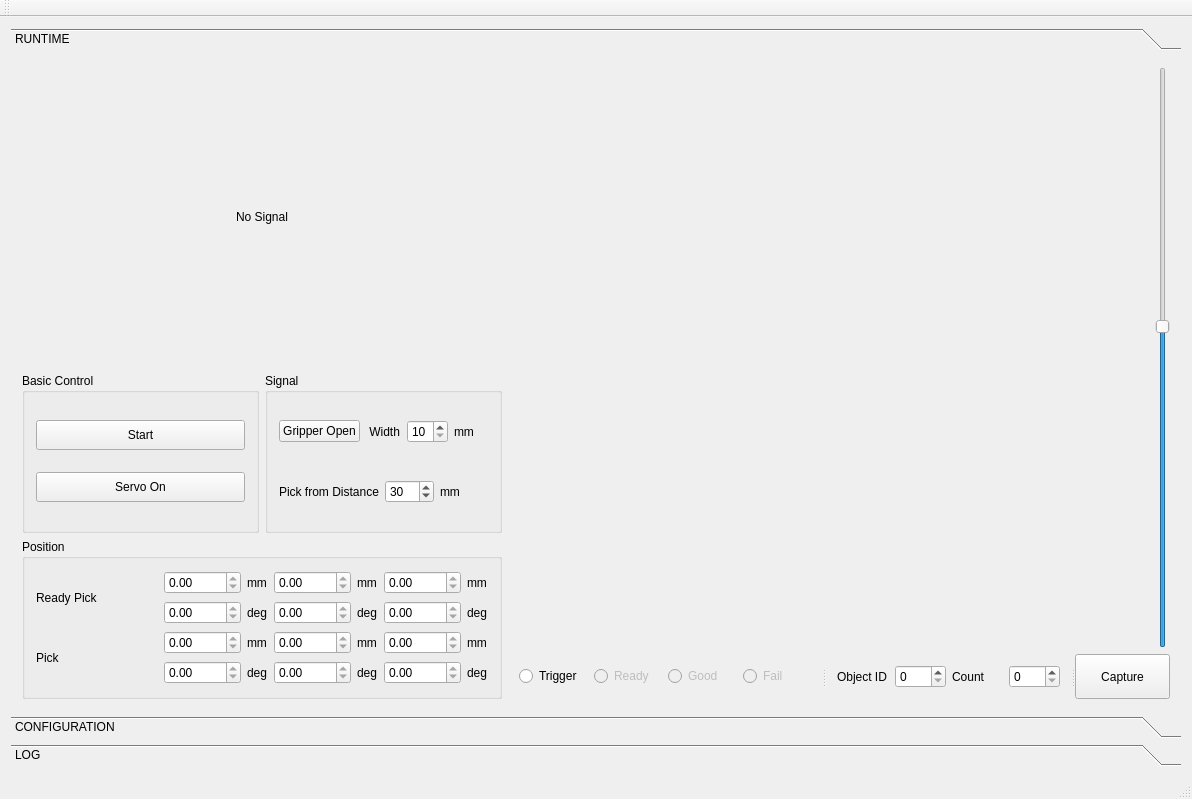
Above: mainwindow.ui from tapati0127/6DPoseEstimation before the change. Below: the same form after it.
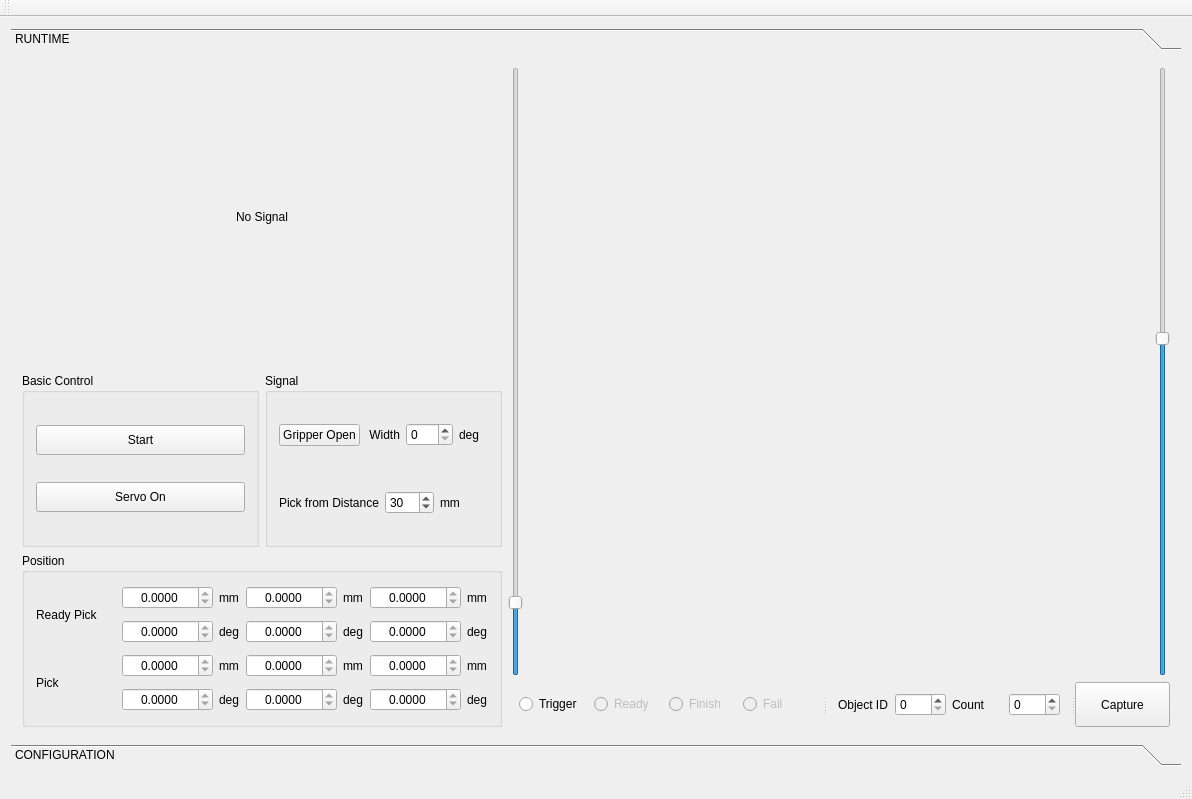
That is the form after the change. Custom widgets are drawn as their Qt base class.

The edit to the form file:
```diff
--- a/mainwindow.ui
+++ b/mainwindow.ui
@@ -23,7 +23,7 @@
          <x>0</x>
          <y>0</y>
          <width>1174</width>
-         <height>627</height>
+         <height>658</height>
         </rect>
        </property>
        <attribute name="label">
@@ -130,17 +130,17 @@
                    <item>
                     <widget class="QSpinBox" name="spinBoxGripperWidth">
                      <property name="minimum">
-                      <number>10</number>
+                      <number>0</number>
                      </property>
                      <property name="maximum">
-                      <number>55</number>
+                      <number>180</number>
                      </property>
                     </widget>
                    </item>
                    <item>
                     <widget class="QLabel" name="label_13">
                      <property name="text">
-                      <string>mm</string>
+                      <string>deg</string>
                      </property>
                     </widget>
                    </item>
@@ -205,9 +205,15 @@
                   <layout class="QHBoxLayout" name="horizontalLayout_17">
                    <item>
                     <widget class="QDoubleSpinBox" name="doubleSpinBoxX1">
+                     <property name="alignment">
+                      <set>Qt::AlignCenter</set>
+                     </property>
                      <property name="readOnly">
                       <bool>true</bool>
                      </property>
+                     <property name="decimals">
+                      <number>4</number>
+                     </property>
                      <property name="maximum">
                       <double>10000.000000000000000</double>
                      </property>
@@ -222,9 +228,15 @@
                    </item>
                    <item>
                     <widget class="QDoubleSpinBox" name="doubleSpinBoxY1">
+                     <property name="alignment">
+                      <set>Qt::AlignCenter</set>
+                     </property>
                      <property name="readOnly">
                       <bool>true</bool>
                      </property>
+                     <property name="decimals">
+                      <number>4</number>
+                     </property>
                      <property name="maximum">
                       <double>10000.000000000000000</double>
                      </property>
@@ -239,9 +251,15 @@
                    </item>
                    <item>
                     <widget class="QDoubleSpinBox" name="doubleSpinBoxZ1">
+                     <property name="alignment">
+                      <set>Qt::AlignCenter</set>
+                     </property>
                      <property name="readOnly">
                       <bool>true</bool>
                      </property>
+                     <property name="decimals">
+                      <number>4</number>
+                     </property>
                      <property name="maximum">
                       <double>10000.000000000000000</double>
                      </property>
@@ -260,9 +278,15 @@
                   <layout class="QHBoxLayout" name="horizontalLayout_18">
                    <item>
                     <widget class="QDoubleSpinBox" name="doubleSpinBoxRX1">
+                     <property name="alignment">
+                      <set>Qt::AlignCenter</set>
+                     </property>
                      <property name="readOnly">
                       <bool>true</bool>
                      </property>
+                     <property name="decimals">
+                      <number>4</number>
+                     </property>
                      <property name="maximum">
                       <double>10000.000000000000000</double>
                      </property>
@@ -277,9 +301,15 @@
                    </item>
                    <item>
                     <widget class="QDoubleSpinBox" name="doubleSpinBoxRY1">
+                     <property name="alignment">
+                      <set>Qt::AlignCenter</set>
+                     </property>
                      <property name="readOnly">
                       <bool>true</bool>
                      </property>
+                     <property name="decimals">
+                      <number>4</number>
+                     </property>
                      <property name="maximum">
                       <double>10000.000000000000000</double>
                      </property>
@@ -294,9 +324,15 @@
                    </item>
                    <item>
                     <widget class="QDoubleSpinBox" name="doubleSpinBoxRZ1">
+                     <property name="alignment">
+                      <set>Qt::AlignCenter</set>
+                     </property>
                      <property name="readOnly">
                       <bool>true</bool>
                      </property>
+                     <property name="decimals">
+                      <number>4</number>
+                     </property>
                      <property name="maximum">
                       <double>10000.000000000000000</double>
                      </property>
@@ -330,9 +366,15 @@
                   <layout class="QHBoxLayout" name="horizontalLayout_13">
                    <item>
                     <widget class="QDoubleSpinBox" name="doubleSpinBoxX2">
+                     <property name="alignment">
+                      <set>Qt::AlignCenter</set>
+                     </property>
                      <property name="readOnly">
                       <bool>true</bool>
                      </property>
+                     <property name="decimals">
+                      <number>4</number>
+                     </property>
                      <property name="maximum">
                       <double>10000.000000000000000</double>
                      </property>
@@ -347,9 +389,15 @@
                    </item>
                    <item>
                     <widget class="QDoubleSpinBox" name="doubleSpinBoxY2">
+                     <property name="alignment">
+                      <set>Qt::AlignCenter</set>
+                     </property>
                      <property name="readOnly">
                       <bool>true</bool>
                      </property>
+                     <property name="decimals">
+                      <number>4</number>
+                     </property>
                      <property name="maximum">
                       <double>10000.000000000000000</double>
                      </property>
@@ -364,9 +412,15 @@
                    </item>
                    <item>
                     <widget class="QDoubleSpinBox" name="doubleSpinBoxZ2">
+                     <property name="alignment">
+                      <set>Qt::AlignCenter</set>
+                     </property>
                      <property name="readOnly">
                       <bool>true</bool>
                      </property>
+                     <property name="decimals">
+                      <number>4</number>
+                     </property>
                      <property name="maximum">
                       <double>10000.000000000000000</double>
                      </property>
@@ -385,9 +439,15 @@
                   <layout class="QHBoxLayout" name="horizontalLayout_14">
                    <item>
                     <widget class="QDoubleSpinBox" name="doubleSpinBoxRX2">
+                     <property name="alignment">
+                      <set>Qt::AlignCenter</set>
+                     </property>
                      <property name="readOnly">
                       <bool>true</bool>
                      </property>
+                     <property name="decimals">
+                      <number>4</number>
+                     </property>
                      <property name="maximum">
                       <double>10000.000000000000000</double>
                      </property>
@@ -402,9 +462,15 @@
                    </item>
                    <item>
                     <widget class="QDoubleSpinBox" name="doubleSpinBoxRY2">
+                     <property name="alignment">
+                      <set>Qt::AlignCenter</set>
+                     </property>
                      <property name="readOnly">
                       <bool>true</bool>
                      </property>
+                     <property name="decimals">
+                      <number>4</number>
+                     </property>
                      <property name="maximum">
                       <double>10000.000000000000000</double>
                      </property>
@@ -419,9 +485,15 @@
                    </item>
                    <item>
                     <widget class="QDoubleSpinBox" name="doubleSpinBoxRZ2">
+                     <property name="alignment">
+                      <set>Qt::AlignCenter</set>
+                     </property>
                      <property name="readOnly">
                       <bool>true</bool>
                      </property>
+                     <property name="decimals">
+                      <number>4</number>
+                     </property>
                      <property name="maximum">
                       <double>10000.000000000000000</double>
                      </property>
@@ -449,6 +521,28 @@
          <layout class="QVBoxLayout" name="verticalLayout_8">
           <item>
            <layout class="QHBoxLayout" name="horizontalLayout_26">
+            <item>
+             <widget class="QSlider" name="verticalSliderMin">
+              <property name="minimum">
+               <number>150</number>
+              </property>
+              <property name="maximum">
+               <number>600</number>
+              </property>
+              <property name="singleStep">
+               <number>1</number>
+              </property>
+              <property name="value">
+               <number>200</number>
+              </property>
+              <property name="tracking">
+               <bool>true</bool>
+              </property>
+              <property name="orientation">
+               <enum>Qt::Vertical</enum>
+              </property>
+             </widget>
+            </item>
             <item>
              <widget class="QVTKWidget" name="qvtkWidget" native="true">
               <property name="minimumSize">
@@ -525,7 +619,7 @@
                  <bool>false</bool>
                 </property>
                 <property name="text">
-                 <string>Good</string>
+                 <string>Finish</string>
                 </property>
                 <property name="checkable">
                  <bool>true</bool>
@@ -915,52 +1009,6 @@
         </item>
        </layout>
       </widget>
-      <widget class="QWidget" name="LOG">
-       <property name="geometry">
-        <rect>
-         <x>0</x>
-         <y>0</y>
-         <width>1174</width>
-         <height>627</height>
-        </rect>
-       </property>
-       <attribute name="label">
-        <string>LOG</string>
-       </attribute>
-       <layout class="QVBoxLayout" name="verticalLayout_12">
-        <item>
-         <widget class="QTextBrowser" name="textBrowserLOG"/>
-        </item>
-        <item>
-         <layout class="QHBoxLayout" name="horizontalLayout_27">
-          <item>
-           <widget class="QSpinBox" name="spinBox">
-            <property name="minimum">
-             <number>0</number>
-            </property>
-            <property name="maximum">
-             <number>180</number>
-            </property>
-           </widget>
-          </item>
-          <item>
-           <widget class="QPushButton" name="pushButton_3">
-            <property name="text">
-             <string>Write</string>
-            </property>
-           </widget>
-          </item>
-          <item>
-           <widget class="QPushButton" name="pushButtonSendPosition">
-            <property name="text">
-             <string>SEND POS</string>
-            </property>
-           </widget>
-          </item>
-         </layout>
-        </item>
-       </layout>
-      </widget>
      </widget>
     </item>
    </layout>
```
Left out of the diff: 7 changed lines with no effect on the pictures.
